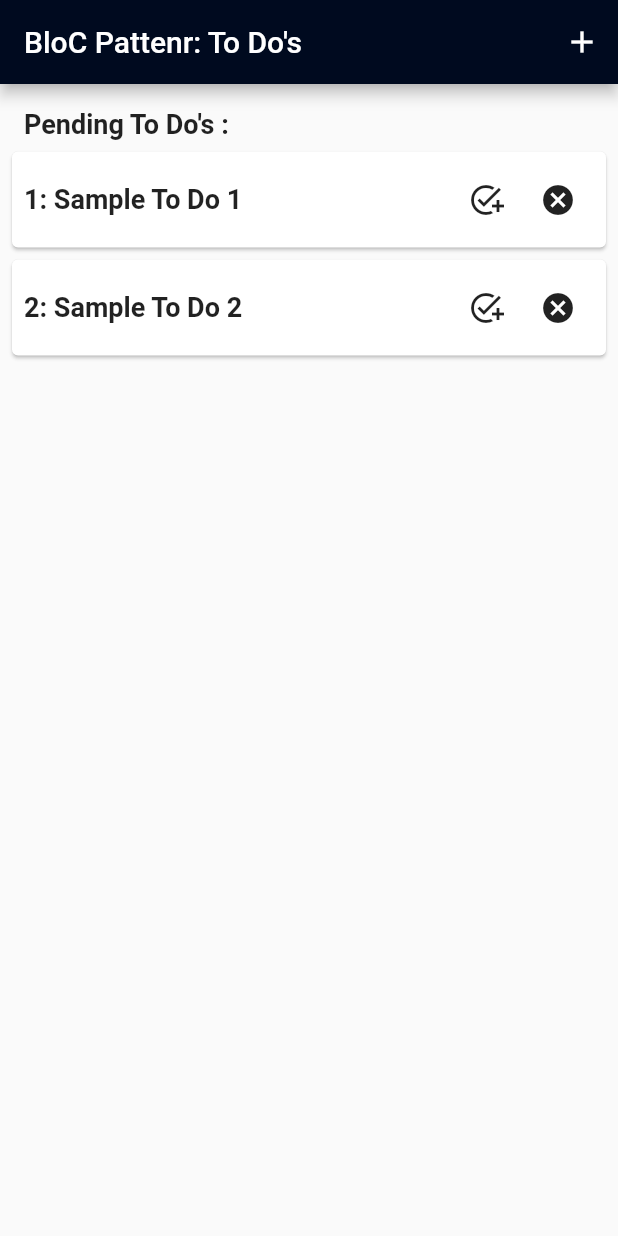
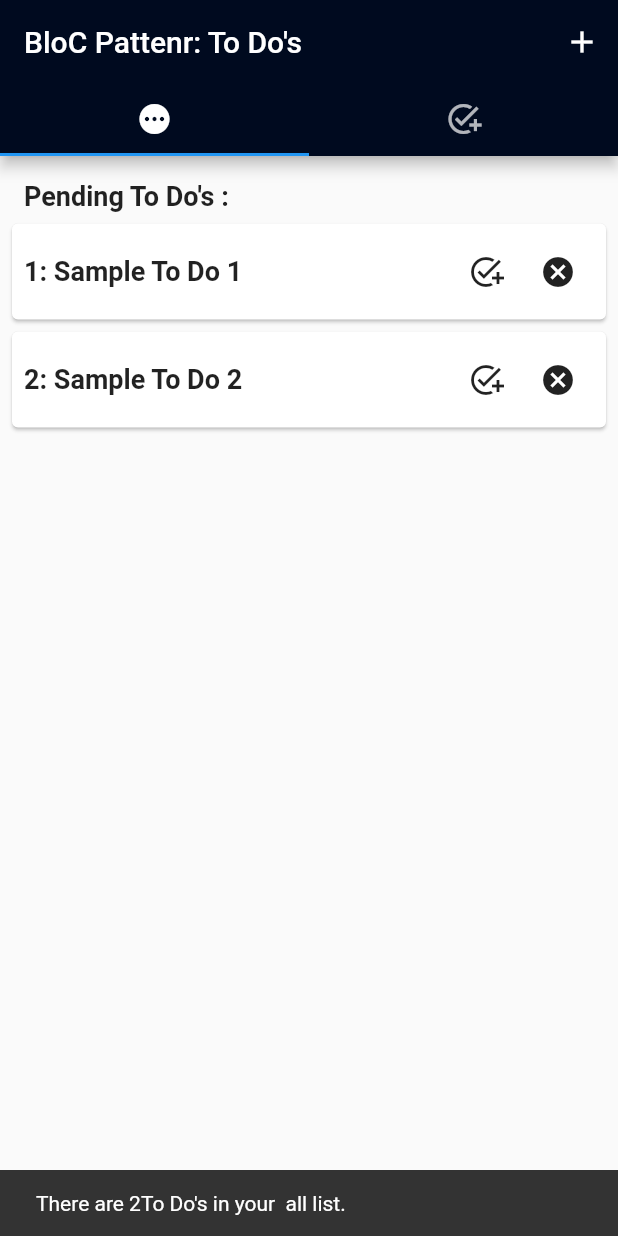
Before and after one commit to imaldila/todo_with_BLoC, a Flutter app: the first screen one second after launch, on a phone screen of 412 x 824 dp. Run offline on Flutter 3.47's test engine with Material 2 defaults, Android fonts, the phone set to English and light mode, and no system bars; our stand-ins replace bloc, equatable, flutter_bloc.

Commit message:
refractor todos filter

```diff
--- a/lib/add_todo_screen.dart
+++ b/lib/add_todo_screen.dart
@@ -44,7 +44,7 @@ class AddTodoScreen extends StatelessWidget {
                       description: controllerDescription.text,
                     );
                     context.read<TodosBloc>().add(
-                          AddTodos(todo: todo),
+                          AddTodo(todo: todo),
                         );
                     Navigator.pop(context);
                   },
--- a/lib/blocs/todos/todos_bloc.dart
+++ b/lib/blocs/todos/todos_bloc.dart
@@ -8,9 +8,9 @@ part 'todos_state.dart';
 class TodosBloc extends Bloc<TodosEvent, TodosState> {
   TodosBloc() : super(TodosLoading()) {
     on<LoadTodos>(_onLoadTodos);
-    on<AddTodos>(_onAddTodo);
-    on<UpdateTodos>(_onUpdateTodo);
-    on<DeleteTodos>(_onDeleteTodo);
+    on<AddTodo>(_onAddTodo);
+    on<UpdateTodo>(_onUpdateTodo);
+    on<DeleteTodo>(_onDeleteTodo);
   }
 
   void _onLoadTodos(LoadTodos event, Emitter<TodosState> emit) {
@@ -19,7 +19,7 @@ class TodosBloc extends Bloc<TodosEvent, TodosState> {
     );
   }
 
-  void _onAddTodo(AddTodos event, Emitter<TodosState> emit) {
+  void _onAddTodo(AddTodo event, Emitter<TodosState> emit) {
     final state = this.state;
 
     if (state is TodosLoaded) {
@@ -31,7 +31,7 @@ class TodosBloc extends Bloc<TodosEvent, TodosState> {
     }
   }
 
-  void _onUpdateTodo(UpdateTodos event, Emitter<TodosState> emit) {
+  void _onUpdateTodo(UpdateTodo event, Emitter<TodosState> emit) {
     final state = this.state;
 
     if (state is TodosLoaded) {
@@ -42,7 +42,7 @@ class TodosBloc extends Bloc<TodosEvent, TodosState> {
     }
   }
 
-  void _onDeleteTodo(DeleteTodos event, Emitter<TodosState> emit) {
+  void _onDeleteTodo(DeleteTodo event, Emitter<TodosState> emit) {
     final state = this.state;
     if (state is TodosLoaded) {
       List<Todo> todos = state.todos.where((todo) {
--- a/lib/blocs/todos/todos_event.dart
+++ b/lib/blocs/todos/todos_event.dart
@@ -16,28 +16,28 @@ class LoadTodos extends TodosEvent {
   List<Object> get props => [todos];
 }
 
-class AddTodos extends TodosEvent {
+class AddTodo extends TodosEvent {
   final Todo todo;
 
-  const AddTodos({required this.todo});
+  const AddTodo({required this.todo});
 
   @override
   List<Object> get props => [todo];
 }
 
-class UpdateTodos extends TodosEvent {
+class UpdateTodo extends TodosEvent {
   final Todo todo;
 
-  const UpdateTodos({required this.todo});
+  const UpdateTodo({required this.todo});
 
   @override
   List<Object> get props => [todo];
 }
 
-class DeleteTodos extends TodosEvent {
+class DeleteTodo extends TodosEvent {
   final Todo todo;
 
-  const DeleteTodos({required this.todo});
+  const DeleteTodo({required this.todo});
 
   @override
   List<Object> get props => [todo];
--- a/lib/blocs/todos_filter/todos_filter_bloc.dart
+++ b/lib/blocs/todos_filter/todos_filter_bloc.dart
@@ -21,7 +21,7 @@ class TodosFilterBloc extends Bloc<TodosFilterEvent, TodosFilterState> {
 
     _todosSubscription = todosBloc.stream.listen((state) {
       add(
-        const UpdateTodos(),
+        const UpdateFilter(),
       );
     });
   }
--- a/lib/screens/home_screen/home_screen.dart
+++ b/lib/screens/home_screen/home_screen.dart
@@ -1,5 +1,7 @@
 import 'package:flutter/material.dart';
 import 'package:flutter_bloc/flutter_bloc.dart';
+import 'package:todo_bloc/blocs/todos_filter/todos_filter_bloc.dart';
+import 'package:todo_bloc/models/todos_filter_model.dart';
 
 import '../../add_todo_screen.dart';
 import '../../blocs/todos/todos_bloc.dart';
@@ -11,7 +13,9 @@ class HomeScreen extends StatelessWidget {
 
   @override
   Widget build(BuildContext context) {
-    return Scaffold(
+    return DefaultTabController(
+      length: 2,
+      child: Scaffold(
         appBar: AppBar(
           title: const Text('BloC Pattenr: To Do\'s'),
           actions: [
@@ -27,14 +31,63 @@ class HomeScreen extends StatelessWidget {
               icon: const Icon(Icons.add),
             ),
           ],
+          bottom: TabBar(
+            onTap: (tabIndex) {
+              switch (tabIndex) {
+                case 0:
+                  BlocProvider.of<TodosFilterBloc>(context).add(
+                    const UpdateTodos(
+                      todosFilter: TodosFilter.pending,
                     ),
-      body: BlocBuilder<TodosBloc, TodosState>(
+                  );
+                  break;
+                case 1:
+                  BlocProvider.of<TodosFilterBloc>(context).add(
+                    const UpdateTodos(
+                      todosFilter: TodosFilter.completed,
+                    ),
+                  );
+                  break;
+              }
+            },
+            tabs: const [
+              Tab(
+                icon: Icon(Icons.pending),
+              ),
+              Tab(
+                icon: Icon(Icons.add_task),
+              ),
+            ],
+          ),
+        ),
+        body: TabBarView(
+          children: [
+            _todos('Pending To Do\'s :'),
+            _todos('Completed To Do\'s :'),
+          ],
+        ),
+      ),
+    );
+  }
+
+  BlocConsumer<TodosFilterBloc, TodosFilterState> _todos(String title) {
+    return BlocConsumer<TodosFilterBloc, TodosFilterState>(
+      listener: (context, state) {
+        if (state is TodosFilterLoaded) {
+          ScaffoldMessenger.of(context).showSnackBar(
+            SnackBar(
+              content: Text(
+                  'There are ${state.filteredTodos.length}To Do\'s in your  ${state.todosFilter.toString().split('.').last} list.'),
+            ),
+          );
+        }
+      },
       builder: (context, state) {
-          if (state is TodosLoading) {
+        if (state is TodosFilterLoading) {
           return const CircularProgressIndicator();
         }
 
-          if (state is TodosLoaded) {
+        if (state is TodosFilterLoaded) {
           return Padding(
             padding: const EdgeInsets.all(8.0),
             child: Column(
@@ -42,9 +95,9 @@ class HomeScreen extends StatelessWidget {
               children: [
                 Container(
                   padding: const EdgeInsets.all(8.0),
-                    child: const Text(
-                      'Pending To Do\'s :',
-                      style: TextStyle(
+                  child: Text(
+                    title,
+                    style: const TextStyle(
                       fontSize: 18,
                       fontWeight: FontWeight.bold,
                     ),
@@ -52,12 +105,12 @@ class HomeScreen extends StatelessWidget {
                 ),
                 ListView.builder(
                   shrinkWrap: true,
-                    itemCount: state.todos.length,
+                  itemCount: state.filteredTodos.length,
                   itemBuilder: (context, index) {
                     // return TodoCard(
                     //   index: index,
                     // );
-                      return _todoCard(context, state.todos[index]);
+                    return _todoCard(context, state.filteredTodos[index]);
                   },
                 )
               ],
@@ -67,7 +120,6 @@ class HomeScreen extends StatelessWidget {
           return const Text('Something when Error!');
         }
       },
-      ),
     );
   }
 
@@ -91,7 +143,7 @@ class HomeScreen extends StatelessWidget {
                 IconButton(
                   onPressed: () {
                     context.read<TodosBloc>().add(
-                          UpdateTodos(
+                          UpdateTodo(
                             todo: todo.copyWith(isCompleted: true),
                           ),
                         );
@@ -101,7 +153,7 @@ class HomeScreen extends StatelessWidget {
                 IconButton(
                   onPressed: () {
                     context.read<TodosBloc>().add(
-                          DeleteTodos(todo: todo),
+                          DeleteTodo(todo: todo),
                         );
                   },
                   icon: const Icon(Icons.cancel),
```
Lines whose indentation alone changed are shown as unchanged.
